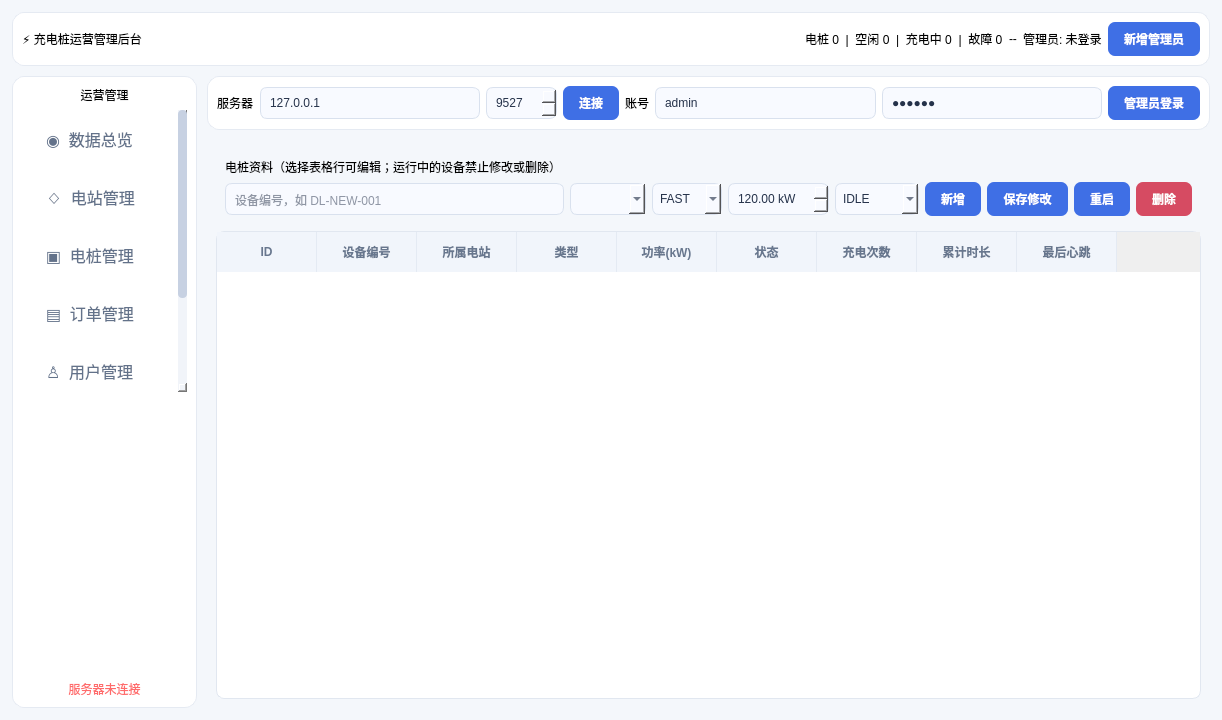
enzooli26/codex.1, file admin_client/adminwindow.ui: the form before one commit.
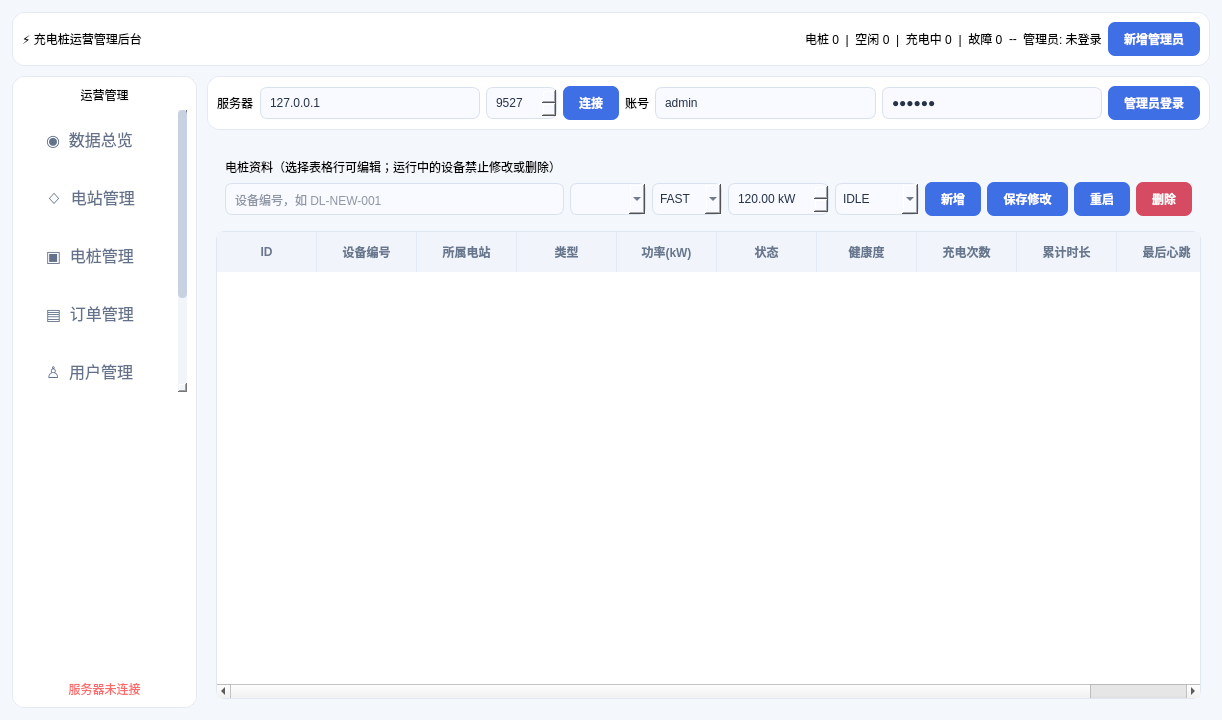
The form after the commit. The open tabs and pages were chosen to show the change.

Commit message: feat: 完善管理员后台图表筛选和电桩健康度

```diff
--- a/admin_client/adminwindow.ui
+++ b/admin_client/adminwindow.ui
@@ -41,8 +41,8 @@
         <item><layout class="QHBoxLayout" name="operationRow" stretch="2,1"><item><widget class="QFrame" name="rankPanel"><property name="class" stdset="0"><string>panel</string></property><layout class="QVBoxLayout" name="stationChartLayout"/></widget></item><item><widget class="QFrame" name="livePanel"><property name="class" stdset="0"><string>panel</string></property><layout class="QVBoxLayout"><item><widget class="QLabel" name="liveTitle"><property name="text"><string>实时运营状态</string></property><property name="styleSheet"><string notr="true">font-size:16px;font-weight:600;color:#344158</string></property></widget></item><item><widget class="QTabWidget" name="liveTabs"><widget class="QWidget" name="activeTab"><attribute name="title"><string>充电中订单</string></attribute><layout class="QVBoxLayout"><item><widget class="QTableWidget" name="activeOrdersTable"><property name="columnCount"><number>6</number></property><property name="alternatingRowColors"><bool>true</bool></property><column><property name="text"><string>ID</string></property></column><column><property name="text"><string>用户</string></property></column><column><property name="text"><string>电站</string></property></column><column><property name="text"><string>电桩</string></property></column><column><property name="text"><string>电量</string></property></column><column><property name="text"><string>时长</string></property></column></widget></item></layout></widget><widget class="QWidget" name="faultTab"><attribute name="title"><string>故障设备</string></attribute><layout class="QVBoxLayout"><item><widget class="QTableWidget" name="faultTable"><property name="columnCount"><number>3</number></property><property name="alternatingRowColors"><bool>true</bool></property><column><property name="text"><string>设备</string></property></column><column><property name="text"><string>电站</string></property></column><column><property name="text"><string>最后心跳</string></property></column></widget></item></layout></widget></widget></item></layout></widget></item></layout></item>
        </layout></widget>
        <widget class="QWidget" name="stationsPage"><layout class="QVBoxLayout"><item><widget class="QFrame" name="stationForm"><property name="class" stdset="0"><string>panel</string></property><layout class="QGridLayout"><item row="0" column="0" colspan="9"><widget class="QLabel" name="stationFormTitle"><property name="text"><string>电站资料（选择表格行可编辑）</string></property></widget></item><item row="1" column="0"><widget class="QLineEdit" name="stationNameEdit"><property name="placeholderText"><string>站点名称</string></property></widget></item><item row="1" column="1"><widget class="QLineEdit" name="addressEdit"><property name="placeholderText"><string>详细地址</string></property></widget></item><item row="1" column="2"><widget class="QDoubleSpinBox" name="longitudeSpin"><property name="minimum"><double>-180.000000000000000</double></property><property name="maximum"><double>180.000000000000000</double></property><property name="decimals"><number>6</number></property><property name="value"><double>121.530000000000000</double></property><property name="prefix"><string>经度 </string></property></widget></item><item row="1" column="3"><widget class="QDoubleSpinBox" name="latitudeSpin"><property name="minimum"><double>-90.000000000000000</double></property><property name="maximum"><double>90.000000000000000</double></property><property name="decimals"><number>6</number></property><property name="value"><double>38.880000000000000</double></property><property name="prefix"><string>纬度 </string></property></widget></item><item row="1" column="4"><widget class="QDoubleSpinBox" name="priceSpin"><property name="minimum"><double>0.010000000000000</double></property><property name="maximum"><double>99.000000000000000</double></property><property name="value"><double>1.200000000000000</double></property><property name="prefix"><string>电价 ¥</string></property></widget></item><item row="1" column="5"><widget class="QComboBox" name="stationStatusCombo"><item><property name="text"><string>ONLINE</string></property></item><item><property name="text"><string>OFFLINE</string></property></item><item><property name="text"><string>MAINTENANCE</string></property></item></widget></item><item row="1" column="6"><widget class="QPushButton" name="addStationButton"><property name="text"><string>新增</string></property></widget></item><item row="1" column="7"><widget class="QPushButton" name="updateStationButton"><property name="text"><string>保存修改</string></property></widget></item><item row="1" column="8"><widget class="QPushButton" name="deleteStationButton"><property name="text"><string>删除</string></property><property name="styleSheet"><string notr="true">background:#d64b62</string></property></widget></item></layout></widget></item><item><widget class="QTableWidget" name="stationsTable"><property name="columnCount"><number>10</number></property><property name="alternatingRowColors"><bool>true</bool></property><property name="selectionBehavior"><enum>QAbstractItemView::SelectRows</enum></property><column><property name="text"><string>ID</string></property></column><column><property name="text"><string>名称</string></property></column><column><property name="text"><string>地址</string></property></column><column><property name="text"><string>经度</string></property></column><column><property name="text"><string>纬度</string></property></column><column><property name="text"><string>电价</string></property></column><column><property name="text"><string>状态</string></property></column><column><property name="text"><string>总桩数</string></property></column><column><property name="text"><string>空闲</string></property></column><column><property name="text"><string>故障</string></property></column></widget></item></layout></widget>
-       <widget class="QWidget" name="chargersPage"><layout class="QVBoxLayout"><item><widget class="QFrame" name="chargerForm"><property name="class" stdset="0"><string>panel</string></property><layout class="QGridLayout"><item row="0" column="0" colspan="9"><widget class="QLabel" name="chargerTip"><property name="text"><string>电桩资料（选择表格行可编辑；运行中的设备禁止修改或删除）</string></property></widget></item><item row="1" column="0"><widget class="QLineEdit" name="chargerCodeEdit"><property name="placeholderText"><string>设备编号，如 DL-NEW-001</string></property></widget></item><item row="1" column="1"><widget class="QComboBox" name="chargerStationCombo"/></item><item row="1" column="2"><widget class="QComboBox" name="chargerTypeCombo"><item><property name="text"><string>FAST</string></property></item><item><property name="text"><string>SLOW</string></property></item></widget></item><item row="1" column="3"><widget class="QDoubleSpinBox" name="chargerPowerSpin"><property name="minimum"><double>0.100000000000000</double></property><property name="maximum"><double>1000.000000000000000</double></property><property name="value"><double>120.000000000000000</double></property><property name="suffix"><string> kW</string></property></widget></item><item row="1" column="4"><widget class="QComboBox" name="chargerStatusCombo"><item><property name="text"><string>IDLE</string></property></item><item><property name="text"><string>OFFLINE</string></property></item><item><property name="text"><string>FAULT</string></property></item></widget></item><item row="1" column="5"><widget class="QPushButton" name="addChargerButton"><property name="text"><string>新增</string></property></widget></item><item row="1" column="6"><widget class="QPushButton" name="updateChargerButton"><property name="text"><string>保存修改</string></property></widget></item><item row="1" column="7"><widget class="QPushButton" name="restartButton"><property name="text"><string>重启</string></property></widget></item><item row="1" column="8"><widget class="QPushButton" name="deleteChargerButton"><property name="text"><string>删除</string></property><property name="styleSheet"><string notr="true">background:#d64b62</string></property></widget></item></layout></widget></item><item><widget class="QTableWidget" name="chargersTable"><property name="columnCount"><number>9</number></property><property name="alternatingRowColors"><bool>true</bool></property><property name="selectionBehavior"><enum>QAbstractItemView::SelectRows</enum></property><column><property name="text"><string>ID</string></property></column><column><property name="text"><string>设备编号</string></property></column><column><property name="text"><string>所属电站</string></property></column><column><property name="text"><string>类型</string></property></column><column><property name="text"><string>功率(kW)</string></property></column><column><property name="text"><string>状态</string></property></column><column><property name="text"><string>充电次数</string></property></column><column><property name="text"><string>累计时长</string></property></column><column><property name="text"><string>最后心跳</string></property></column></widget></item></layout></widget>
-       <widget class="QWidget" name="ordersPage"><layout class="QVBoxLayout"><item><widget class="QLabel" name="orderTip"><property name="text"><string>订单中心：展示充电中、待结算、已完成和已取消订单（最多 300 条）</string></property></widget></item><item><widget class="QTableWidget" name="ordersTable"><property name="columnCount"><number>12</number></property><property name="alternatingRowColors"><bool>true</bool></property><property name="selectionBehavior"><enum>QAbstractItemView::SelectRows</enum></property><column><property name="text"><string>订单ID</string></property></column><column><property name="text"><string>用户手机</string></property></column><column><property name="text"><string>电站</string></property></column><column><property name="text"><string>电桩</string></property></column><column><property name="text"><string>状态</string></property></column><column><property name="text"><string>模式</string></property></column><column><property name="text"><string>目标</string></property></column><column><property name="text"><string>电量(kWh)</string></property></column><column><property name="text"><string>时长(s)</string></property></column><column><property name="text"><string>金额(元)</string></property></column><column><property name="text"><string>开始时间</string></property></column><column><property name="text"><string>结束时间</string></property></column></widget></item></layout></widget>
+       <widget class="QWidget" name="chargersPage"><layout class="QVBoxLayout"><item><widget class="QFrame" name="chargerForm"><property name="class" stdset="0"><string>panel</string></property><layout class="QGridLayout"><item row="0" column="0" colspan="9"><widget class="QLabel" name="chargerTip"><property name="text"><string>电桩资料（选择表格行可编辑；运行中的设备禁止修改或删除）</string></property></widget></item><item row="1" column="0"><widget class="QLineEdit" name="chargerCodeEdit"><property name="placeholderText"><string>设备编号，如 DL-NEW-001</string></property></widget></item><item row="1" column="1"><widget class="QComboBox" name="chargerStationCombo"/></item><item row="1" column="2"><widget class="QComboBox" name="chargerTypeCombo"><item><property name="text"><string>FAST</string></property></item><item><property name="text"><string>SLOW</string></property></item></widget></item><item row="1" column="3"><widget class="QDoubleSpinBox" name="chargerPowerSpin"><property name="minimum"><double>0.100000000000000</double></property><property name="maximum"><double>1000.000000000000000</double></property><property name="value"><double>120.000000000000000</double></property><property name="suffix"><string> kW</string></property></widget></item><item row="1" column="4"><widget class="QComboBox" name="chargerStatusCombo"><item><property name="text"><string>IDLE</string></property></item><item><property name="text"><string>OFFLINE</string></property></item><item><property name="text"><string>FAULT</string></property></item></widget></item><item row="1" column="5"><widget class="QPushButton" name="addChargerButton"><property name="text"><string>新增</string></property></widget></item><item row="1" column="6"><widget class="QPushButton" name="updateChargerButton"><property name="text"><string>保存修改</string></property></widget></item><item row="1" column="7"><widget class="QPushButton" name="restartButton"><property name="text"><string>重启</string></property></widget></item><item row="1" column="8"><widget class="QPushButton" name="deleteChargerButton"><property name="text"><string>删除</string></property><property name="styleSheet"><string notr="true">background:#d64b62</string></property></widget></item></layout></widget></item><item><widget class="QTableWidget" name="chargersTable"><property name="columnCount"><number>10</number></property><property name="alternatingRowColors"><bool>true</bool></property><property name="selectionBehavior"><enum>QAbstractItemView::SelectRows</enum></property><column><property name="text"><string>ID</string></property></column><column><property name="text"><string>设备编号</string></property></column><column><property name="text"><string>所属电站</string></property></column><column><property name="text"><string>类型</string></property></column><column><property name="text"><string>功率(kW)</string></property></column><column><property name="text"><string>状态</string></property></column><column><property name="text"><string>健康度</string></property></column><column><property name="text"><string>充电次数</string></property></column><column><property name="text"><string>累计时长</string></property></column><column><property name="text"><string>最后心跳</string></property></column></widget></item></layout></widget>
+       <widget class="QWidget" name="ordersPage"><layout class="QVBoxLayout"><item><layout class="QHBoxLayout" name="orderFilterLayout"><item><widget class="QComboBox" name="orderStatusCombo"><item><property name="text"><string>全部状态</string></property></item><item><property name="text"><string>STARTING</string></property></item><item><property name="text"><string>CHARGING</string></property></item><item><property name="text"><string>PENDING_PAYMENT</string></property></item><item><property name="text"><string>COMPLETED</string></property></item><item><property name="text"><string>CANCELLED</string></property></item></widget></item><item><widget class="QLineEdit" name="orderKeywordEdit"><property name="placeholderText"><string>订单号 / 手机号 / 电站 / 电桩编号</string></property></widget></item><item><widget class="QPushButton" name="searchOrdersButton"><property name="text"><string>查询订单</string></property></widget></item><item><widget class="QPushButton" name="resetOrdersButton"><property name="text"><string>重置</string></property></widget></item><item><widget class="QLabel" name="orderResultLabel"><property name="text"><string>最多显示 300 条</string></property></widget></item></layout></item><item><widget class="QTableWidget" name="ordersTable"><property name="columnCount"><number>12</number></property><property name="alternatingRowColors"><bool>true</bool></property><property name="selectionBehavior"><enum>QAbstractItemView::SelectRows</enum></property><column><property name="text"><string>订单ID</string></property></column><column><property name="text"><string>用户手机</string></property></column><column><property name="text"><string>电站</string></property></column><column><property name="text"><string>电桩</string></property></column><column><property name="text"><string>状态</string></property></column><column><property name="text"><string>模式</string></property></column><column><property name="text"><string>目标</string></property></column><column><property name="text"><string>电量(kWh)</string></property></column><column><property name="text"><string>时长(s)</string></property></column><column><property name="text"><string>金额(元)</string></property></column><column><property name="text"><string>开始时间</string></property></column><column><property name="text"><string>结束时间</string></property></column></widget></item></layout></widget>
        <widget class="QWidget" name="usersPage"><layout class="QVBoxLayout"><item><layout class="QHBoxLayout"><item><widget class="QLineEdit" name="phoneSearchEdit"><property name="placeholderText"><string>输入手机号（支持模糊查询）</string></property></widget></item><item><widget class="QPushButton" name="searchUserButton"><property name="text"><string>查询用户</string></property></widget></item><item><spacer name="userSpacer"><property name="orientation"><enum>Qt::Horizontal</enum></property><property name="sizeHint" stdset="0"><size><width>40</width><height>20</height></size></property></spacer></item><item><widget class="QPushButton" name="freezeButton"><property name="text"><string>冻结所选用户</string></property><property name="styleSheet"><string notr="true">background:#d64b62</string></property></widget></item><item><widget class="QPushButton" name="unfreezeButton"><property name="text"><string>解锁 / 解冻所选用户</string></property></widget></item></layout></item><item><widget class="QTableWidget" name="usersTable"><property name="columnCount"><number>8</number></property><property name="alternatingRowColors"><bool>true</bool></property><property name="selectionBehavior"><enum>QAbstractItemView::SelectRows</enum></property><column><property name="text"><string>ID</string></property></column><column><property name="text"><string>手机号</string></property></column><column><property name="text"><string>昵称</string></property></column><column><property name="text"><string>余额(元)</string></property></column><column><property name="text"><string>状态</string></property></column><column><property name="text"><string>密码失败次数</string></property></column><column><property name="text"><string>锁定时间</string></property></column><column><property name="text"><string>注册时间</string></property></column></widget></item></layout></widget>
        <widget class="QWidget" name="logsPage"><layout class="QVBoxLayout"><item><widget class="QLabel" name="logTip"><property name="text"><string>管理员关键操作审计日志（最多 300 条）</string></property></widget></item><item><widget class="QTableWidget" name="logsTable"><property name="columnCount"><number>6</number></property><property name="alternatingRowColors"><bool>true</bool></property><column><property name="text"><string>ID</string></property></column><column><property name="text"><string>操作者</string></property></column><column><property name="text"><string>操作</string></property></column><column><property name="text"><string>目标</string></property></column><column><property name="text"><string>结果</string></property></column><column><property name="text"><string>时间</string></property></column></widget></item></layout></widget>
       </widget></item>
```
Left out of the diff: 4 changed lines with no effect on the pictures. The commit also changes 7 other files.
